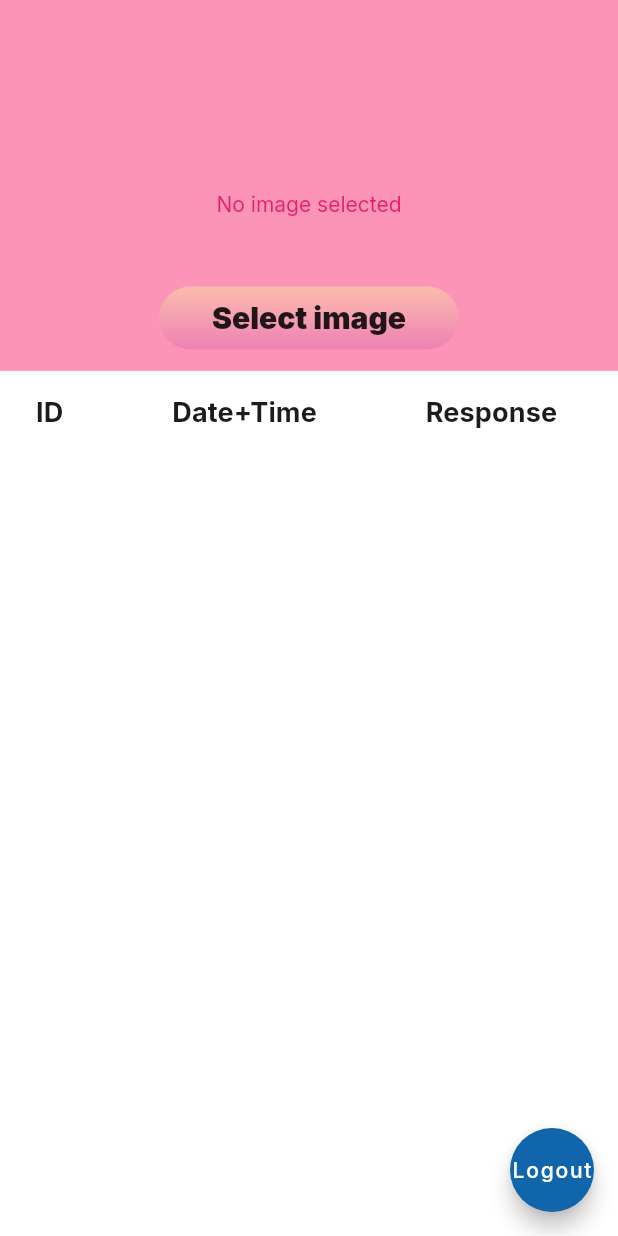
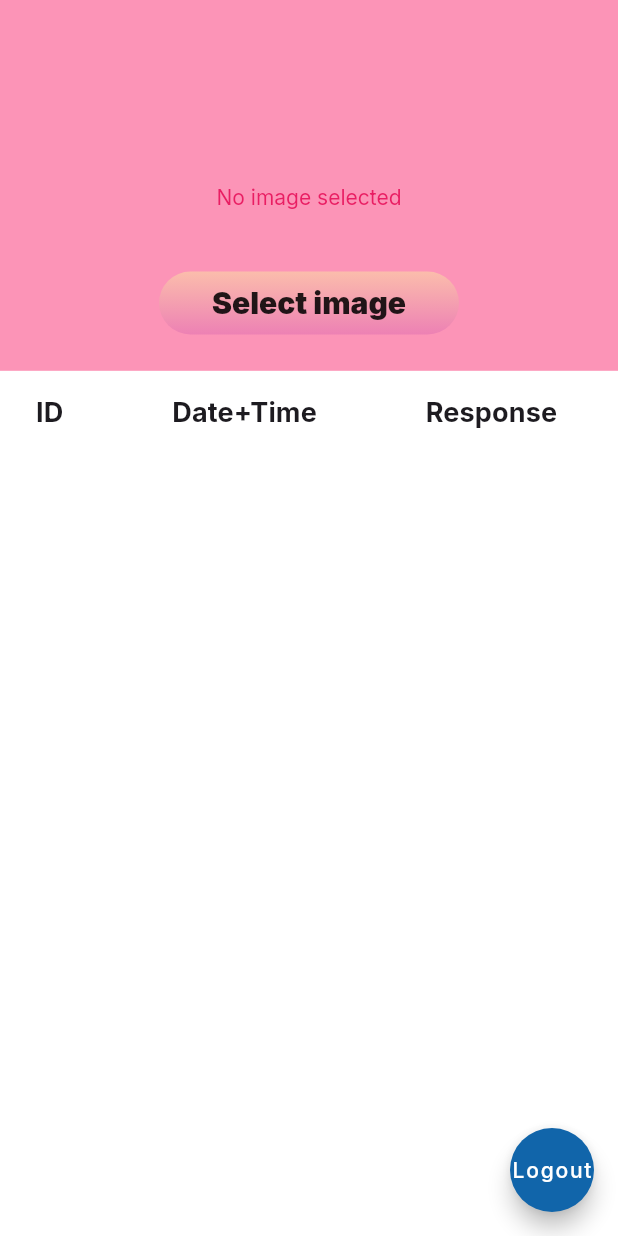
Before and after one commit to ahmedhassan128/authapp, a Flutter app: the HomeView screen opened by its route, on a phone screen of 412 x 824 dp. Run offline on Flutter 3.47's test engine with Material 3 defaults, Android fonts, the phone set to English and light mode, and no system bars; our stand-ins replace cloud_firestore, dio, firebase_auth, firebase_core, firebase_storage, get and 4 more; accounts and stored records are empty.

```diff
--- a/lib/app/modules/home/bindings/home_binding.dart
+++ b/lib/app/modules/home/bindings/home_binding.dart
@@ -1,4 +1,3 @@
-import 'package:authapp/app/modules/successful/controllers/success_controller.dart';
 import 'package:get/get.dart';
 
 import '../controllers/home_controller.dart';
--- a/lib/app/modules/home/views/home_view.dart
+++ b/lib/app/modules/home/views/home_view.dart
@@ -1,133 +1,3 @@
-// import 'dart:io';
-
-// import 'package:intl/intl.dart';
-// import 'package:authapp/custom/custom_button.dart';
-// import 'package:flutter/material.dart';
-// import 'package:get/get.dart';
-// import '../controllers/home_controller.dart';
-
-// class HomeView extends GetView<HomeController> {
-//   HomeView({super.key});
-//   // final LoginController loginController = Get.find<LoginController>();
-//   @override
-//   Widget build(BuildContext context) {
-//     return Scaffold(
-//       floatingActionButton: FloatingActionButton(
-//         onPressed: () {
-//           // loginController.signOut();
-//         },
-//         child: Text("Logout"),
-//       ),
-//       backgroundColor: const Color.fromARGB(255, 252, 148, 183),
-//       body: Center(
-//         child: Obx(() {
-//           if (controller.isLoading.value) {
-//             return const Center(child: CircularProgressIndicator());
-//           } else {
-//             return SizedBox(
-//               width: MediaQuery.of(context).size.width,
-//               height: MediaQuery.of(context).size.height,
-//               child: Column(
-//                 children: [
-//                   SizedBox(
-//                     width: MediaQuery.of(context).size.width,
-//                     height: MediaQuery.of(context).size.height * .3,
-//                     child: Column(
-//                       children: [
-//                         const SizedBox(
-//                           height: 45,
-//                         ),
-//                         Text(
-//                           controller.userName.value,
-//                           style: const TextStyle(
-//                             fontSize: 30,
-//                             fontWeight: FontWeight.bold,
-//                             color: Colors.pink,
-//                           ),
-//                         ),
-//                         SizedBox(
-//                           width: 300,
-//                           height: 110,
-//                           child: controller.selectedImagePath.value.isEmpty
-//                               ? const Center(
-//                                   child: Text('No image selected',
-//                                       style: TextStyle(color: Colors.pink)))
-//                               : Image.file(
-//                                   File(
-//                                     controller.selectedImagePath.value,
-//                                   ),
-//                                   fit: BoxFit.cover,
-//                                 ),
-//                         ),
-//                         SizedBox(
-//                           width: 200,
-//                           height: 42,
-//                           child: PrimaryButton(
-//                             text: "Select image",
-//                             onTap: () {
-//                               controller.ImagesourceDialog();
-//                             },
-//                           ),
-//                         ),
-//                       ],
-//                     ),
-//                   ),
-//                   // Obx(() =>
-//                   Container(
-//                     width: MediaQuery.of(context).size.width,
-//                     height: MediaQuery.of(context).size.height * .7,
-//                     color: Colors.white,
-//                     child: ListView.builder(
-//                         itemCount: controller.contactList.length,
-//                         itemBuilder: (context, index) {
-//                           final listdata = controller.contactList[index];
-//                           String datetime =
-//                               listdata['datetime'] ?? 'No datetime';
-//                           DateTime parsedDate;
-//                           String formattedDate = 'Invalid date';
-
-//                           try {
-//                             parsedDate = DateTime.parse(datetime);
-//                             formattedDate = DateFormat('yyyy-MM-dd HH:mm:ss')
-//                                 .format(parsedDate);
-//                           } catch (e) {
-//                             print('Error parsing date: $e');
-//                           }
-//                           return ListView(
-//                             children:<Widget> [
-//                               DataTable(
-//                                 columns: [
-//                                 DataColumn(
-//                                     label: Text('ID',
-//                                         style: TextStyle(
-//                                             fontSize: 18,
-//                                             fontWeight: FontWeight.bold))),
-//                                 DataColumn(
-//                                     label: Text('Screens',
-//                                         style: TextStyle(
-//                                             fontSize: 18,
-//                                             fontWeight: FontWeight.bold))),
-//                                 DataColumn(
-//                                     label: Text('Date+Time',
-//                                         style: TextStyle(
-//                                             fontSize: 18,
-//                                             fontWeight: FontWeight.bold))),
-//                               ], rows: [])
-//                             ],
-//                           );
-
-//                         }),
-//                   )
-
-//                 ],
-//               ),
-//             );
-//           }
-//         }),
-//       ),
-//     );
-//   }
-// }
 import 'dart:io';
 import 'package:authapp/app/modules/login/controllers/login_controller.dart';
 import 'package:intl/intl.dart';
@@ -138,15 +8,14 @@ import '../controllers/home_controller.dart';
 
 class HomeView extends GetView<HomeController> {
   HomeView({super.key});
-  final LoginController loginController = Get.find<LoginController>();
   @override
   Widget build(BuildContext context) {
     return Scaffold(
       floatingActionButton: FloatingActionButton(
         onPressed: () {
-          loginController.signOut();
+          controller.signOut();
         },
-        child: Text("Logout"),
+        child: const Text("Logout"),
       ),
       backgroundColor: const Color.fromARGB(255, 252, 148, 183),
       body: Center(
@@ -177,7 +46,7 @@ class HomeView extends GetView<HomeController> {
                         ),
                         SizedBox(
                           width: 300,
-                          height: 110,
+                          height: 100,
                           child: controller.selectedImagePath.value.isEmpty
                               ? const Center(
                                   child: Text('No image selected',
@@ -205,10 +74,11 @@ class HomeView extends GetView<HomeController> {
                   Expanded(
                     child: Container(
                       width: MediaQuery.of(context).size.width,
+                      height: MediaQuery.of(context).size.height,
                       color: Colors.white,
                       child: SingleChildScrollView(
                         child: DataTable(
-                          columns: [
+                          columns: const [
                             DataColumn(
                               label: Text(
                                 'ID',
--- a/lib/app/modules/restpassword/controllers/restpassword_controller.dart
+++ b/lib/app/modules/restpassword/controllers/restpassword_controller.dart
@@ -5,7 +5,7 @@ import 'package:get/get.dart';
 
 class RestpasswordController extends GetxController {
   TextEditingController resetemailcontroller = TextEditingController();
-  GlobalKey<FormState> validaterestpassword = GlobalKey<FormState>();
+  final GlobalKey<FormState> validaterestpassword = GlobalKey<FormState>();
   FirebaseAuth auth = FirebaseAuth.instance;
   RxBool isLoading = false.obs;
   var restemail = '';
--- a/lib/app/modules/signup/views/signup_view.dart
+++ b/lib/app/modules/signup/views/signup_view.dart
@@ -33,7 +33,7 @@ class SignupView extends GetView<SignupController> {
                       children: [
                         const CustomAppbar(),
                         const SizedBox(
-                          height: 20,
+                          height: 16,
                         ),
                         Padding(
                           padding: const EdgeInsets.symmetric(horizontal: 20),
@@ -224,7 +224,7 @@ class SignupView extends GetView<SignupController> {
                         ),
                         Container(
                           width: 400,
-                          height: 50,
+                          height: 45,
                           color: AppColors.buttoncolor,
                         ),
                       ],
```
Also changed, not shown: lib/app/modules/home/controllers/home_controller.dart (+29 -18 lines), lib/app/modules/login/controllers/login_controller.dart (+2 -7 lines), lib/app/modules/login/views/login_view.dart (+4 -3 lines), lib/app/modules/successful/controllers/success_controller.dart (+5 -3 lines).
